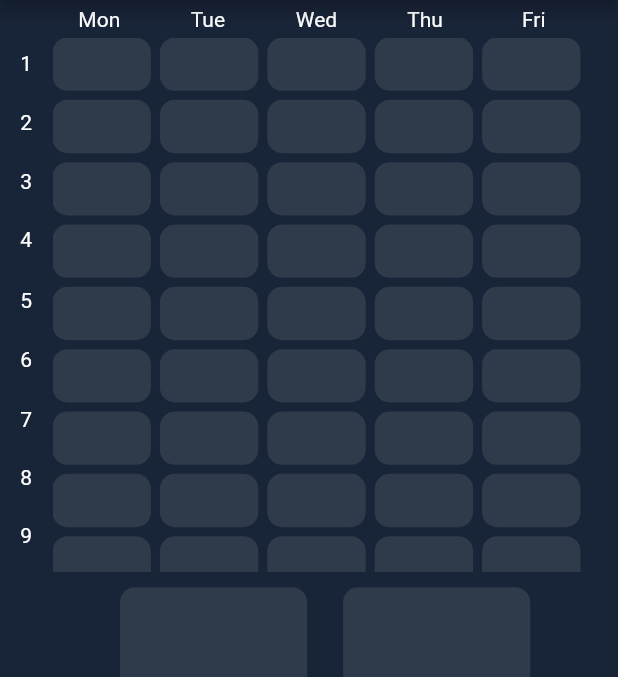
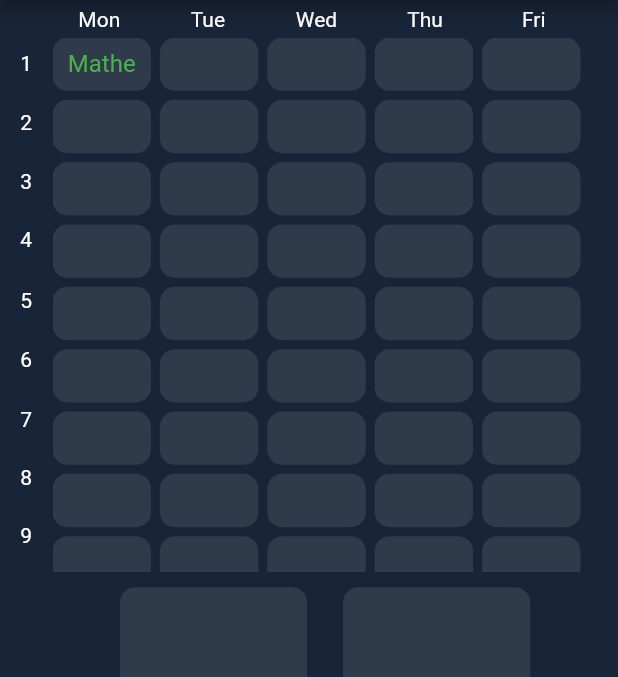
Before and after one commit to Dojagames/Abiplaner, a Flutter app: the screen it shows after launch, on a phone screen of 412 x 824 dp, the part 84-761 px from its top. Run offline on Flutter 3.47's test engine with Material 2 defaults, Android fonts, the phone set to English and light mode, and no system bars; our stand-ins replace fl_chart, fluttertoast, shared_preferences, syncfusion_flutter_calendar.

Commit message:
Added text, colorscheme: green nothing, blue homework, orange test, red both

```diff
--- a/lib/tabs/home/Home.dart
+++ b/lib/tabs/home/Home.dart
@@ -1,5 +1,6 @@
 import 'dart:ui';
 import 'package:abiplaner/tabs/home/menus/MenuBar.dart';
+import 'package:abiplaner/tabs/home/widgets/schedule.dart';
 import 'package:flutter/cupertino.dart';
 import 'package:flutter/material.dart';
 import 'package:flutter/rendering.dart';
@@ -60,6 +61,7 @@ Scaffold(
                       borderRadius: BorderRadius.circular(10),
                       color: Color(0xFF2f3a4b),
                     ),
+                    child: Center(child: Text("Mathe", style: TextStyle(fontSize: 16, color: Colors.green),),),
                   ),
                     Container(
                       decoration: BoxDecoration(
```
